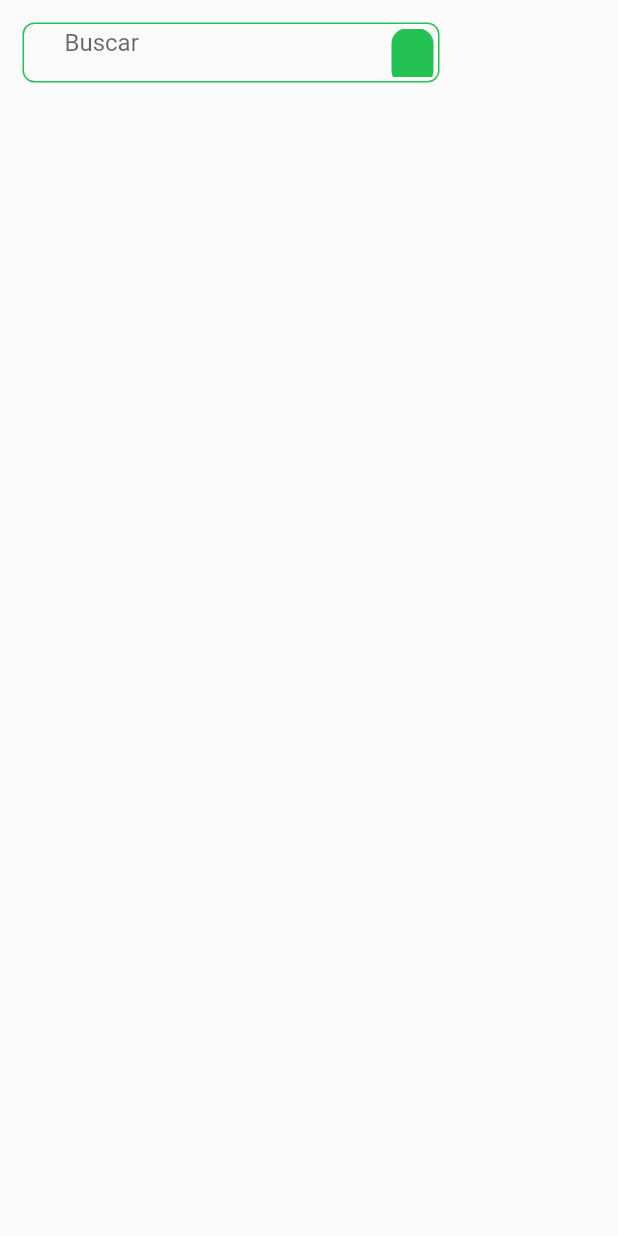
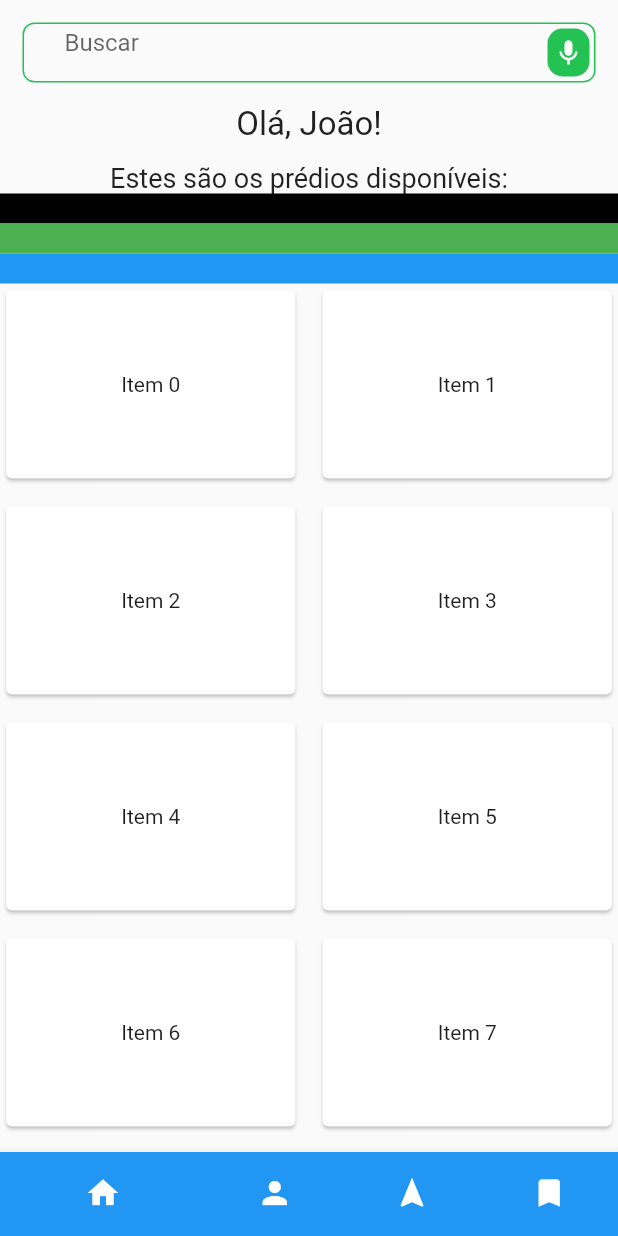
Before and after one commit to ernandes0/mobi-rural, a Flutter app: the InicialScreen screen opened directly, on a phone screen of 412 x 824 dp. Run offline on Flutter 3.47's test engine with Material 2 defaults, Android fonts, the phone set to English and light mode, and no system bars.

Commit message:
Estrutura da tela inicial

```diff
--- a/lib/pages/tela_inicial.dart
+++ b/lib/pages/tela_inicial.dart
@@ -11,11 +11,14 @@ class InicialScreen extends StatelessWidget {
   @override
   Widget build(BuildContext context) {
     return Scaffold(
-        body: Stack(
+      body: Column(
         children: [
           Column(
             children: [
-            Container(
+              Row(
+                children: [
+                  Expanded(
+                    child: Container(
                       margin: const EdgeInsets.all(15.0),
                       padding: const EdgeInsets.all(3.0),
                       width: 278,
@@ -26,8 +29,8 @@ class InicialScreen extends StatelessWidget {
                       child: Stack(
                         children: [
                           const Padding(
-                      padding:
-                          EdgeInsets.symmetric(vertical: 8.0, horizontal: 24.0),
+                            padding: EdgeInsets.symmetric(
+                                vertical: 8.0, horizontal: 24.0),
                             child: TextField(
                               decoration: InputDecoration(
                                 border: InputBorder.none,
@@ -37,20 +40,100 @@ class InicialScreen extends StatelessWidget {
                           ),
                           Positioned(
                             right: 0,
+                            top: 0,
+                            bottom: 0,
                             child: Container(
                               width: 28,
-                        height: 38,
                               decoration: BoxDecoration(
                                 borderRadius: BorderRadius.circular(10),
                                 color: const Color(0xff24c153),
                               ),
+                              child: const Icon(Icons.mic,
+                                  size: 20, color: Colors.white),
                             ),
                           ),
                         ],
-                )),
+                      ),
+                    ),
+                  ),
                 ],
               ),
+              const Center(
+                child: Column(
+                  mainAxisAlignment: MainAxisAlignment.center,
+                  children: [
+                    Text(
+                      'Olá, João!',
+                      style: TextStyle(fontSize: 22),
+                    ),
+                    SizedBox(height: 12),
+                    Text(
+                      'Estes são os prédios disponíveis:',
+                      style: TextStyle(fontSize: 18),
+                    ),
                   ],
-    ));
+                ),
+              ),
+              Container(
+                height: 20.0,
+                color: Colors.black,
+              ),
+            ],
+          ),
+          Container(
+            height: 20.0,
+            color: Colors.green,
+          ),
+          Container(
+            height: 20.0,
+            color: Colors.blue,
+          ),
+          Expanded(
+              child: GridView.builder(
+            itemCount: 20,
+            gridDelegate: const SliverGridDelegateWithFixedCrossAxisCount(
+              crossAxisCount: 2,
+              childAspectRatio: 3 / 2,
+              crossAxisSpacing: 10,
+              mainAxisSpacing: 10,
+            ),
+            itemBuilder: (BuildContext context, int index) {
+              return Card(
+                child: Center(
+                  child: Text('Item $index'),
+                ),
+              );
+            },
+          ))
+        ],
+      ),
+      bottomNavigationBar: BottomNavigationBar(
+        type: BottomNavigationBarType.shifting,
+        showSelectedLabels: false,
+        showUnselectedLabels: false,
+        items: const <BottomNavigationBarItem>[
+          BottomNavigationBarItem(
+            icon: Icon(Icons.home),
+            label: 'Home',
+            backgroundColor: Colors.blue,
+          ),
+          BottomNavigationBarItem(
+            icon: Icon(Icons.person),
+            label: 'Perfil',
+            backgroundColor: Colors.red,
+          ),
+          BottomNavigationBarItem(
+            icon: Icon(Icons.navigation),
+            label: 'Navegador',
+            backgroundColor: Colors.green,
+          ),
+          BottomNavigationBarItem(
+            icon: Icon(Icons.bookmark),
+            label: 'Salvos',
+            backgroundColor: Colors.purple,
+          ),
+        ],
+      ),
+    );
   }
 }
```
Lines whose indentation alone changed are shown as unchanged.
